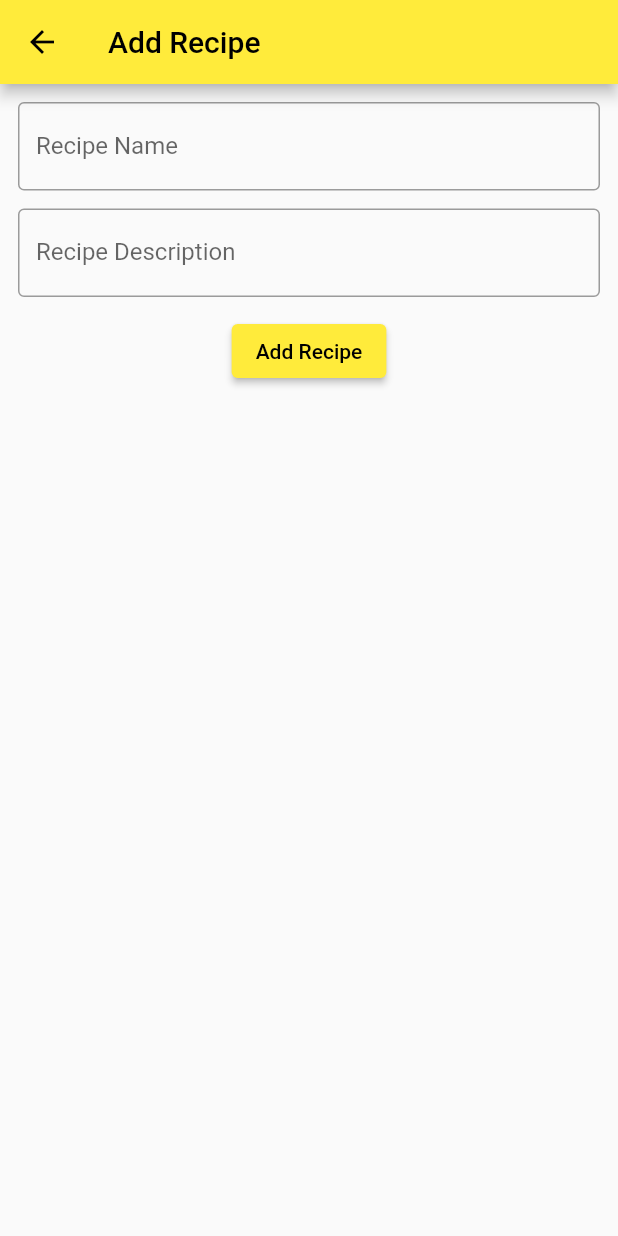
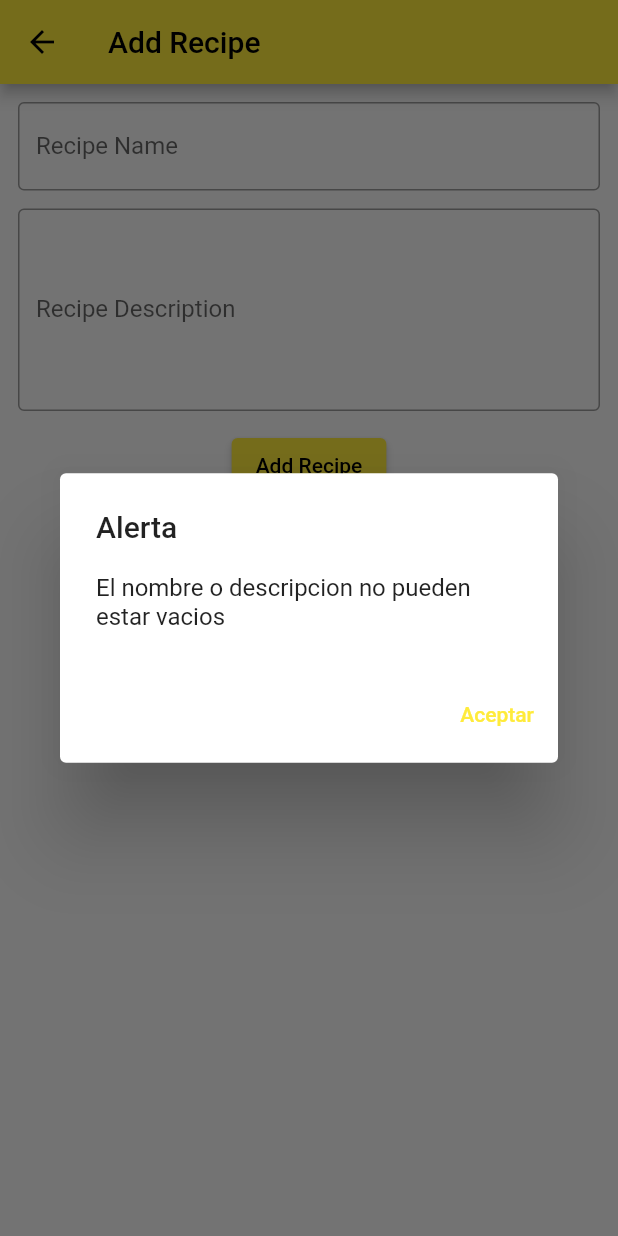
Before and after one commit to Marti-Ferret/ac7, a Flutter app: the CrearReceta screen opened directly, after a tap on "Add Recipe", on a phone screen of 412 x 824 dp. Run offline on Flutter 3.47's test engine with Material 2 defaults, Android fonts, the phone set to English and light mode, and no system bars; our stand-ins replace cloud_firestore, firebase_core; missing offline and left inert: dart:js, dart:js_interop; accounts and stored records are empty.

Commit message:
Login, registre,crearReceta fet :)

```diff
--- a/lib/CrearReceta.dart
+++ b/lib/CrearReceta.dart
@@ -1,3 +1,4 @@
+import 'package:cloud_firestore/cloud_firestore.dart';
 import 'package:flutter/cupertino.dart';
 import 'package:flutter/material.dart';
 
@@ -9,12 +10,46 @@ class CrearReceta extends StatefulWidget {
   final Function(Receta? reciper) onRecipeAdded;
 
   @override
-  State<CrearReceta> createState() => _ThirdScreenState();
+  State<CrearReceta> createState() => _CrearRecetaState();
 }
 
-class _ThirdScreenState extends State<CrearReceta> {
+class _CrearRecetaState extends State<CrearReceta> {
   TextEditingController _recipeNameController = TextEditingController();
   TextEditingController _recipeDescriptionController = TextEditingController();
+  final firebase = FirebaseFirestore.instance;
+
+  void registrarReceta() async {
+    try {
+      await firebase.collection('Recetas').doc().set(
+        {
+          "Email": _recipeNameController.text,
+          "Password": _recipeDescriptionController.text,
+        },
+      );
+    } catch (e) {
+      print("Error" + e.toString());
+    }
+  }
+
+  void mostrarAlerta(BuildContext context, String mensaje) {
+    showDialog(
+      context: context,
+      builder: (BuildContext context) {
+        return AlertDialog(
+          title: Text('Alerta'),
+          content: Text(mensaje),
+          actions: [
+            TextButton(
+              onPressed: () {
+                Navigator.of(context).pop(); // Cierra la alerta
+              },
+              child: Text('Aceptar'),
+            ),
+          ],
+        );
+      },
+    );
+  }
 
   @override
   Widget build(BuildContext context) {
@@ -37,6 +72,7 @@ class _ThirdScreenState extends State<CrearReceta> {
               const SizedBox(height: 12),
               TextField(
                 controller: _recipeDescriptionController,
+                maxLines: 5, // Ajusta el número de líneas según tus necesidades
                 decoration: InputDecoration(
                   border: OutlineInputBorder(),
                   labelText: 'Recipe Description',
@@ -45,7 +81,16 @@ class _ThirdScreenState extends State<CrearReceta> {
               const SizedBox(height: 12),
               ElevatedButton(
                 onPressed: () {
-                  _saveRecipe();
+                  if(_recipeNameController.text.isNotEmpty && _recipeDescriptionController.text.isNotEmpty){
+                    registrarReceta();
+                    Navigator.push(
+                      context,
+                      MaterialPageRoute(builder: (context) => Recetas()),
+                    );
+                  }else{
+                    mostrarAlerta(context, "El nombre o descripcion no pueden estar vacios");
+                  }
+
                 },
                 child: const Text('Add Recipe'),
               ),
@@ -55,14 +100,4 @@ class _ThirdScreenState extends State<CrearReceta> {
       ),
     );
   }
-
-  _saveRecipe() {
-    var name = _recipeNameController.text;
-    var description = _recipeDescriptionController.text;
-    if (name.isNotEmpty && description.isNotEmpty) {
-      widget.onRecipeAdded(Receta(name: name, description: description));
-      Navigator.pop(context);
-      // Navigator.pop(context, Recipe(name: name, description: description));
-    }
-  }
 }
```
Also changed, not shown: lib/Registro.dart (+29 -20 lines).
